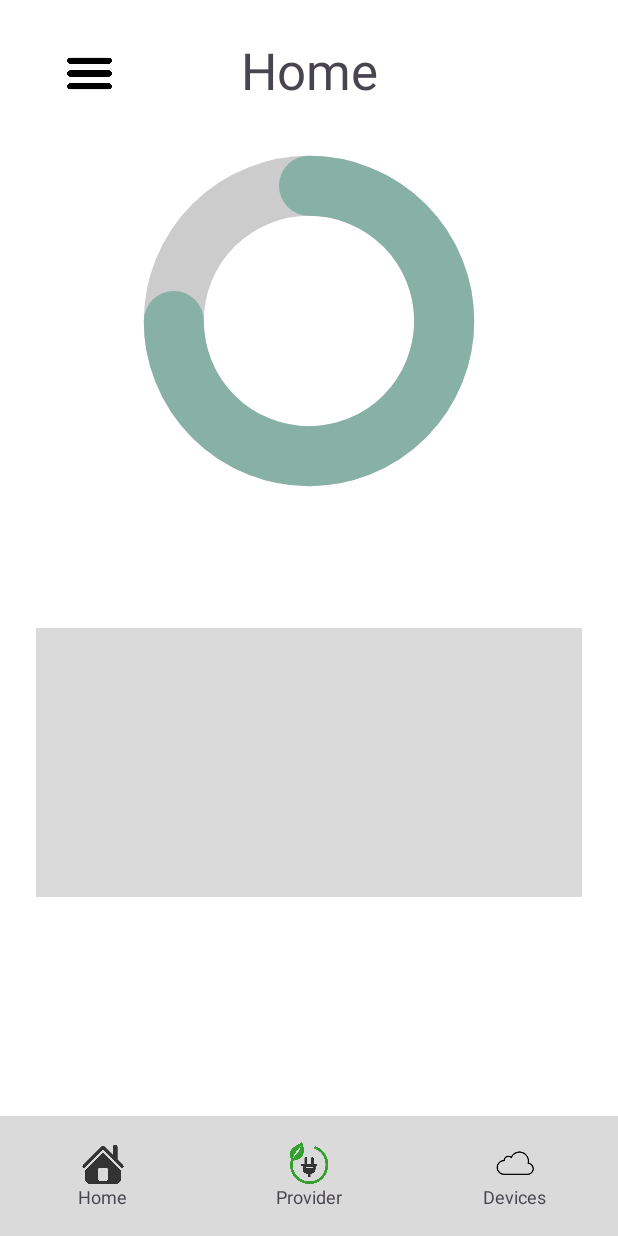
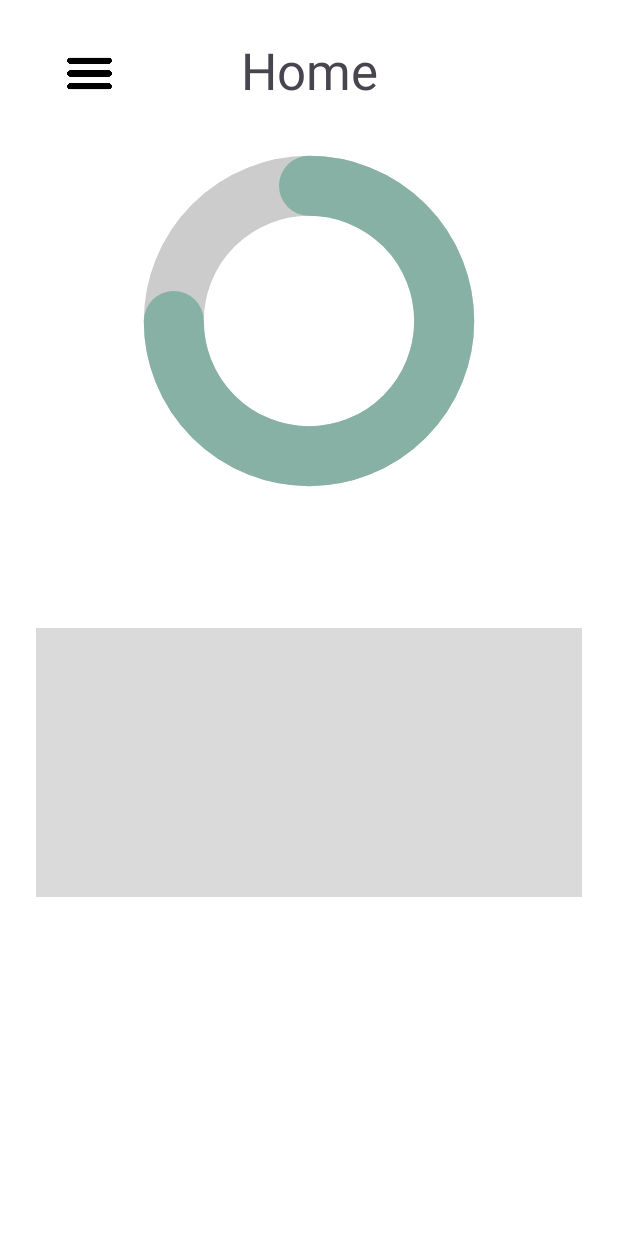
Before and after one commit to VaccaMario/Optiwatt_AI, an Android app: the HomeActivity screen opened directly, with no data from a screen before it, on a phone screen of 412 x 824 dp. Run offline under Robolectric (Android 15) with nearby library versions, the phone set to English and light mode, and no system bars.

Commit message:
eliminato barra elememti superflua

```diff
--- a/app/src/main/java/com/example/optiwatt_ai/HomeActivity.kt
+++ b/app/src/main/java/com/example/optiwatt_ai/HomeActivity.kt
@@ -49,9 +49,5 @@ class HomeActivity : AppCompatActivity() {
 
             popup.show()
         }
-
-        findViewById<LinearLayout>(R.id.navProvider).setOnClickListener {
-            startActivity(Intent(this, ProviderActivity::class.java))
-        }
     }
 }
--- a/app/src/main/res/layout/activity_home.xml
+++ b/app/src/main/res/layout/activity_home.xml
@@ -9,14 +9,13 @@
     android:background="#FFFFFF"
     tools:context=".HomeActivity">
 
-
     <androidx.core.widget.NestedScrollView
         android:id="@+id/scrollContent"
         android:layout_width="0dp"
         android:layout_height="0dp"
         android:fillViewport="true"
         app:layout_constraintTop_toTopOf="parent"
-        app:layout_constraintBottom_toTopOf="@+id/bottomBar"
+        app:layout_constraintBottom_toBottomOf="parent"
         app:layout_constraintStart_toStartOf="parent"
         app:layout_constraintEnd_toEndOf="parent">
 
@@ -24,7 +23,6 @@
             android:layout_width="match_parent"
             android:layout_height="wrap_content"
             android:padding="24dp">
-
 
             <TextView
                 android:id="@+id/textHome"
@@ -36,7 +34,6 @@
                 app:layout_constraintStart_toStartOf="parent"
                 app:layout_constraintEnd_toEndOf="parent"
                 app:layout_constraintHorizontal_bias="0.5" />
-
 
             <ImageView
                 android:id="@+id/menuButton"
@@ -51,7 +48,6 @@
                 app:layout_constraintTop_toTopOf="parent"
                 app:layout_constraintStart_toStartOf="parent" />
 
-
             <com.example.optiwatt_ai.RingChartView
                 android:id="@+id/ringChart"
                 android:layout_width="260dp"
@@ -60,7 +56,6 @@
                 app:layout_constraintTop_toBottomOf="@id/textHome"
                 app:layout_constraintStart_toStartOf="parent"
                 app:layout_constraintEnd_toEndOf="parent" />
-
 
             <View
                 android:id="@+id/view"
@@ -75,86 +70,4 @@
         </androidx.constraintlayout.widget.ConstraintLayout>
     </androidx.core.widget.NestedScrollView>
 
-
-    <LinearLayout
-        android:id="@+id/bottomBar"
-        android:layout_width="0dp"
-        android:layout_height="80dp"
-        android:orientation="horizontal"
-        android:background="#DADADA"
-        android:paddingTop="8dp"
-        android:paddingBottom="8dp"
-        android:gravity="center"
-        app:layout_constraintBottom_toBottomOf="parent"
-        app:layout_constraintStart_toStartOf="parent"
-        app:layout_constraintEnd_toEndOf="parent">
-
-
-        <LinearLayout
-            android:id="@+id/navHome"
-            android:layout_width="0dp"
-            android:layout_height="match_parent"
-            android:layout_weight="1"
-            android:orientation="vertical"
-            android:gravity="center">
-
-            <ImageView
-                android:layout_width="28dp"
-                android:layout_height="28dp"
-                android:src="@drawable/icon_home"
-                android:contentDescription="Home" />
-
-            <TextView
-                android:layout_width="wrap_content"
-                android:layout_height="wrap_content"
-                android:text="Home"
-                android:textSize="12sp" />
-        </LinearLayout>
-
-
-        <LinearLayout
-            android:id="@+id/navProvider"
-            android:layout_width="0dp"
-            android:layout_height="match_parent"
-            android:layout_weight="1"
-            android:orientation="vertical"
-            android:gravity="center">
-
-            <ImageView
-                android:layout_width="28dp"
-                android:layout_height="28dp"
-                android:src="@drawable/icon_providers"
-                android:contentDescription="Provider" />
-
-            <TextView
-                android:layout_width="wrap_content"
-                android:layout_height="wrap_content"
-                android:text="Provider"
-                android:textSize="12sp" />
-        </LinearLayout>
-
-
-        <LinearLayout
-            android:id="@+id/navDevices"
-            android:layout_width="0dp"
-            android:layout_height="match_parent"
-            android:layout_weight="1"
-            android:orientation="vertical"
-            android:gravity="center">
-
-            <ImageView
-                android:layout_width="28dp"
-                android:layout_height="28dp"
-                android:src="@drawable/icon_devices"
-                android:contentDescription="Devices" />
-
-            <TextView
-                android:layout_width="wrap_content"
-                android:layout_height="wrap_content"
-                android:text="Devices"
-                android:textSize="12sp" />
-        </LinearLayout>
-
-    </LinearLayout>
-
 </androidx.constraintlayout.widget.ConstraintLayout>
```
